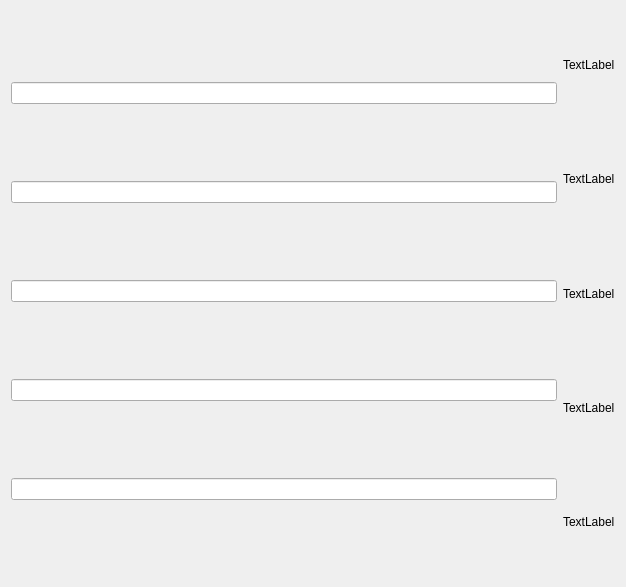
Old version of the form GroundSpace/frontend.ui in the repository marcelpetrick/pythonCollection.
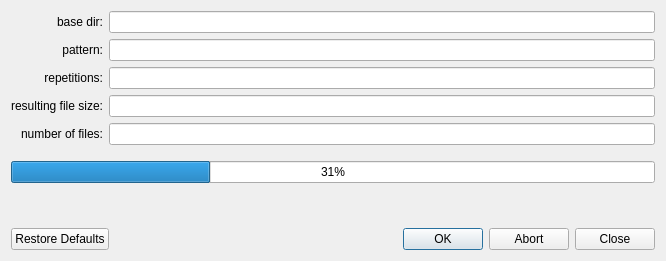
New version of the form.

Commit message: GroundSpace: finished layouting the ui-file

Diff of the .ui file:
```diff
--- a/GroundSpace/frontend.ui
+++ b/GroundSpace/frontend.ui
@@ -6,76 +6,137 @@
    <rect>
     <x>0</x>
     <y>0</y>
-    <width>626</width>
-    <height>587</height>
+    <width>666</width>
+    <height>261</height>
    </rect>
   </property>
   <property name="windowTitle">
    <string>GroundSpace</string>
   </property>
-  <layout class="QGridLayout" name="gridLayout_2">
-   <item row="0" column="1">
+  <layout class="QVBoxLayout" name="verticalLayout">
+   <item>
     <layout class="QHBoxLayout" name="horizontalLayout">
-     <item>
-      <layout class="QVBoxLayout" name="labelVL">
-       <item>
-        <widget class="QLineEdit" name="lineEdit_2"/>
-       </item>
-       <item>
-        <widget class="QLineEdit" name="lineEdit_5"/>
-       </item>
-       <item>
-        <widget class="QLineEdit" name="lineEdit_4"/>
-       </item>
-       <item>
-        <widget class="QLineEdit" name="lineEdit_3"/>
-       </item>
-       <item>
-        <widget class="QLineEdit" name="lineEdit"/>
-       </item>
-      </layout>
-     </item>
      <item>
       <layout class="QVBoxLayout" name="editsVL">
        <item>
         <widget class="QLabel" name="label_5">
          <property name="text">
-          <string>TextLabel</string>
+          <string>base dir:</string>
+         </property>
+         <property name="alignment">
+          <set>Qt::AlignRight|Qt::AlignTrailing|Qt::AlignVCenter</set>
          </property>
         </widget>
        </item>
        <item>
         <widget class="QLabel" name="label_4">
          <property name="text">
-          <string>TextLabel</string>
+          <string>pattern:</string>
+         </property>
+         <property name="alignment">
+          <set>Qt::AlignRight|Qt::AlignTrailing|Qt::AlignVCenter</set>
          </property>
         </widget>
        </item>
        <item>
         <widget class="QLabel" name="label_3">
          <property name="text">
-          <string>TextLabel</string>
+          <string>repetitions:</string>
+         </property>
+         <property name="alignment">
+          <set>Qt::AlignRight|Qt::AlignTrailing|Qt::AlignVCenter</set>
          </property>
         </widget>
        </item>
        <item>
         <widget class="QLabel" name="label">
          <property name="text">
-          <string>TextLabel</string>
+          <string>resulting file size:</string>
+         </property>
+         <property name="alignment">
+          <set>Qt::AlignRight|Qt::AlignTrailing|Qt::AlignVCenter</set>
          </property>
         </widget>
        </item>
        <item>
         <widget class="QLabel" name="label_2">
          <property name="text">
-          <string>TextLabel</string>
+          <string>number of files:</string>
+         </property>
+         <property name="alignment">
+          <set>Qt::AlignRight|Qt::AlignTrailing|Qt::AlignVCenter</set>
          </property>
         </widget>
        </item>
       </layout>
      </item>
+     <item>
+      <layout class="QVBoxLayout" name="labelVL">
+       <item>
+        <widget class="QLineEdit" name="lineEdit_2"/>
+       </item>
+       <item>
+        <widget class="QLineEdit" name="lineEdit_5"/>
+       </item>
+       <item>
+        <widget class="QLineEdit" name="lineEdit_4"/>
+       </item>
+       <item>
+        <widget class="QLineEdit" name="lineEdit_3"/>
+       </item>
+       <item>
+        <widget class="QLineEdit" name="lineEdit"/>
+       </item>
+      </layout>
+     </item>
     </layout>
    </item>
+   <item>
+    <spacer name="verticalSpacer">
+     <property name="orientation">
+      <enum>Qt::Vertical</enum>
+     </property>
+     <property name="sizeType">
+      <enum>QSizePolicy::Fixed</enum>
+     </property>
+     <property name="sizeHint" stdset="0">
+      <size>
+       <width>20</width>
+       <height>10</height>
+      </size>
+     </property>
+    </spacer>
+   </item>
+   <item>
+    <widget class="QProgressBar" name="progressBar">
+     <property name="value">
+      <number>31</number>
+     </property>
+    </widget>
+   </item>
+   <item>
+    <spacer name="verticalSpacer_2">
+     <property name="orientation">
+      <enum>Qt::Vertical</enum>
+     </property>
+     <property name="sizeHint" stdset="0">
+      <size>
+       <width>0</width>
+       <height>0</height>
+      </size>
+     </property>
+    </spacer>
+   </item>
+   <item>
+    <widget class="QDialogButtonBox" name="buttonBox">
+     <property name="standardButtons">
+      <set>QDialogButtonBox::Abort|QDialogButtonBox::Close|QDialogButtonBox::Ok|QDialogButtonBox::RestoreDefaults</set>
+     </property>
+     <property name="centerButtons">
+      <bool>false</bool>
+     </property>
+    </widget>
+   </item>
   </layout>
  </widget>
  <resources/>
```
